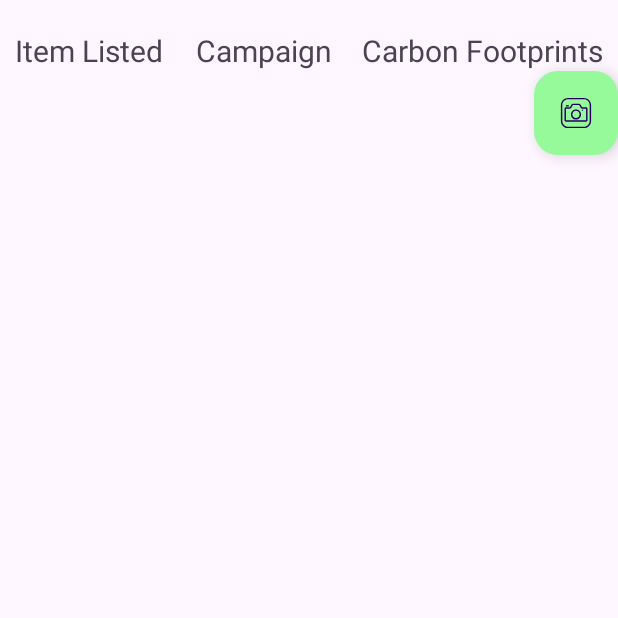
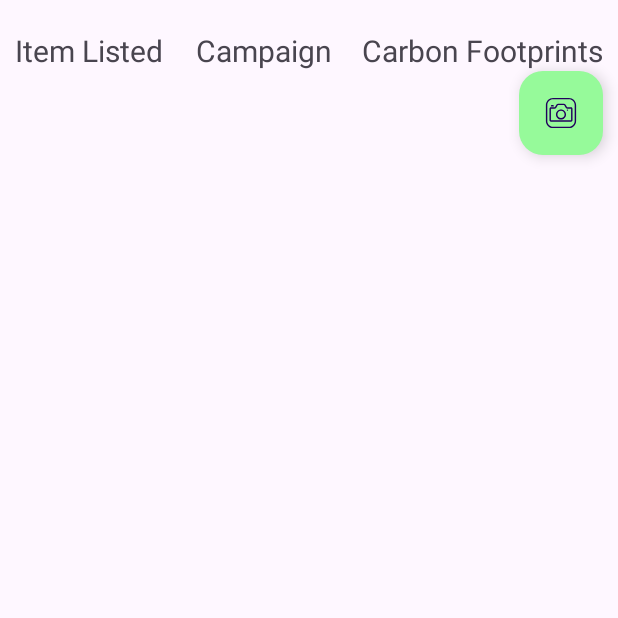
Before and after one commit to CodeXstalker/ClimateAction_Hack4Bengal, an Android app: the screen it shows after launch (MainActivity), on a phone screen of 412 x 824 dp, the top half of it. Run offline under Robolectric (Android 15) with nearby library versions, the phone set to English and light mode, and no system bars.

Commit message:
Update activity_main.xml

```diff
--- a/app/src/main/res/layout/activity_main.xml
+++ b/app/src/main/res/layout/activity_main.xml
@@ -58,6 +58,7 @@
         android:layout_height="wrap_content"
         android:backgroundTint="#96FA9A"
         android:src="@drawable/iconcamera"
+        android:layout_marginRight="10sp"
         android:layout_gravity="bottom|end"
         />
 
```
